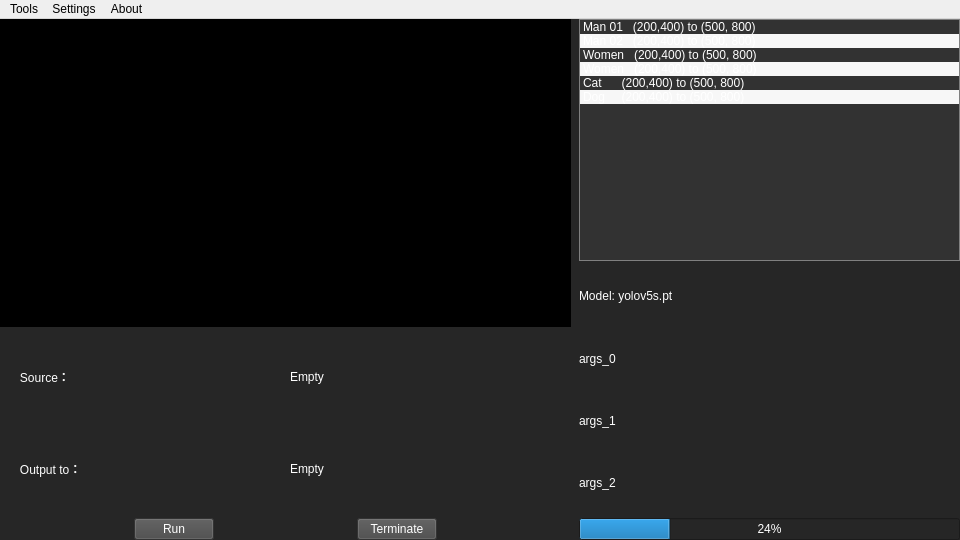
Qt form ui/mainwindow.ui (Azusain/Action-Recognition) before a commit.
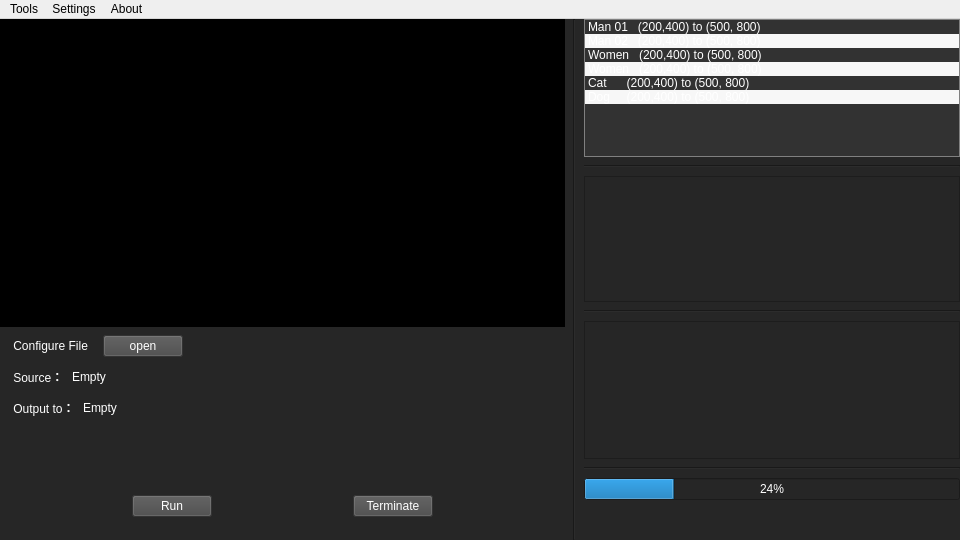
The same form after that commit.

```diff
--- a/ui/mainwindow.ui
+++ b/ui/mainwindow.ui
@@ -78,7 +78,7 @@
      <number>0</number>
     </property>
     <item row="1" column="0">
-     <layout class="QHBoxLayout" name="horizontalLayout" stretch="3,2">
+     <layout class="QHBoxLayout" name="horizontalLayout" stretch="3,0,2">
       <property name="spacing">
        <number>8</number>
       </property>
@@ -95,7 +95,48 @@
          </widget>
         </item>
         <item>
-         <layout class="QVBoxLayout" name="verticalLayout_4" stretch="1,1,1">
+         <layout class="QVBoxLayout" name="verticalLayout_4" stretch="1,1,1,3,1,1">
+          <item>
+           <layout class="QHBoxLayout" name="horizontalLayout_3">
+            <item>
+             <widget class="QLabel" name="configure_file_hint">
+              <property name="styleSheet">
+               <string notr="true">font: 20pt &quot;Cascadia Code SemiBold&quot;;
+color: rgb(255, 255, 255);</string>
+              </property>
+              <property name="text">
+               <string>    Configure File  </string>
+              </property>
+             </widget>
+            </item>
+            <item>
+             <widget class="QPushButton" name="btn_configure">
+              <property name="styleSheet">
+               <string notr="true">font: 12pt &quot;Cascadia Code&quot;;
+color: rgb(255, 255, 255);
+background-color: rgb(72, 72, 72);
+</string>
+              </property>
+              <property name="text">
+               <string>open</string>
+              </property>
+             </widget>
+            </item>
+            <item>
+             <spacer name="horizontalSpacer_5">
+              <property name="orientation">
+               <enum>Qt::Horizontal</enum>
+              </property>
+              <property name="sizeHint" stdset="0">
+               <size>
+                <width>40</width>
+                <height>20</height>
+               </size>
+              </property>
+             </spacer>
+            </item>
+           </layout>
+          </item>
           <item>
            <layout class="QHBoxLayout" name="horizontalLayout_5">
             <item>
@@ -105,7 +146,7 @@
 color: rgb(255, 255, 255);</string>
               </property>
               <property name="text">
-               <string>      Source：</string>
+               <string>    Source：</string>
               </property>
              </widget>
             </item>
@@ -121,6 +162,19 @@
               </property>
              </widget>
             </item>
+            <item>
+             <spacer name="horizontalSpacer_6">
+              <property name="orientation">
+               <enum>Qt::Horizontal</enum>
+              </property>
+              <property name="sizeHint" stdset="0">
+               <size>
+                <width>40</width>
+                <height>20</height>
+               </size>
+              </property>
+             </spacer>
+            </item>
            </layout>
           </item>
           <item>
@@ -132,7 +186,7 @@
 color: rgb(255, 255, 255);</string>
               </property>
               <property name="text">
-               <string>      Output to：</string>
+               <string>    Output to：</string>
               </property>
              </widget>
             </item>
@@ -147,8 +201,34 @@
               </property>
              </widget>
             </item>
+            <item>
+             <spacer name="horizontalSpacer_4">
+              <property name="orientation">
+               <enum>Qt::Horizontal</enum>
+              </property>
+              <property name="sizeHint" stdset="0">
+               <size>
+                <width>40</width>
+                <height>20</height>
+               </size>
+              </property>
+             </spacer>
+            </item>
            </layout>
           </item>
+          <item>
+           <spacer name="verticalSpacer">
+            <property name="orientation">
+             <enum>Qt::Vertical</enum>
+            </property>
+            <property name="sizeHint" stdset="0">
+             <size>
+              <width>20</width>
+              <height>40</height>
+             </size>
+            </property>
+           </spacer>
+          </item>
           <item>
            <layout class="QHBoxLayout" name="horizontalLayout_4">
             <item>
@@ -229,12 +309,35 @@
             </item>
            </layout>
           </item>
+          <item>
+           <spacer name="verticalSpacer_2">
+            <property name="orientation">
+             <enum>Qt::Vertical</enum>
+            </property>
+            <property name="sizeType">
+             <enum>QSizePolicy::Preferred</enum>
+            </property>
+            <property name="sizeHint" stdset="0">
+             <size>
+              <width>20</width>
+              <height>40</height>
+             </size>
+            </property>
+           </spacer>
+          </item>
          </layout>
         </item>
        </layout>
       </item>
       <item>
-       <layout class="QVBoxLayout" name="verticalLayout_3" stretch="2,2,1">
+       <widget class="Line" name="line">
+        <property name="orientation">
+         <enum>Qt::Vertical</enum>
+        </property>
+       </widget>
+      </item>
+      <item>
+       <layout class="QVBoxLayout" name="verticalLayout_3" stretch="2,0,2,2,0,1,0">
         <item>
          <widget class="QListWidget" name="detected_list">
           <property name="styleSheet">
@@ -292,53 +395,36 @@
          </widget>
         </item>
         <item>
-         <layout class="QVBoxLayout" name="args_conf">
+         <widget class="Line" name="line_2">
+          <property name="orientation">
+           <enum>Qt::Horizontal</enum>
+          </property>
+         </widget>
+        </item>
+        <item>
+         <layout class="QVBoxLayout" name="verticalLayout">
           <item>
-           <widget class="QLabel" name="model_chosen">
-            <property name="styleSheet">
-             <string notr="true">font: 15pt &quot;Cascadia Code&quot;;
-color: rgb(255, 255, 255);</string>
-            </property>
-            <property name="text">
-             <string>Model: yolov5s.pt</string>
-            </property>
-           </widget>
+           <widget class="QUndoView" name="undoView"/>
           </item>
           <item>
-           <widget class="QLabel" name="label_3">
-            <property name="styleSheet">
-             <string notr="true">font: 15pt &quot;Cascadia Code&quot;;
-color: rgb(255, 255, 255);</string>
-            </property>
-            <property name="text">
-             <string>args_0</string>
-            </property>
-           </widget>
-          </item>
-          <item>
-           <widget class="QLabel" name="other_args">
-            <property name="styleSheet">
-             <string notr="true">font: 15pt &quot;Cascadia Code&quot;;
-color: rgb(255, 255, 255);</string>
-            </property>
-            <property name="text">
-             <string>args_1</string>
-            </property>
-           </widget>
-          </item>
-          <item>
-           <widget class="QLabel" name="label_2">
-            <property name="styleSheet">
-             <string notr="true">font: 15pt &quot;Cascadia Code&quot;;
-color: rgb(255, 255, 255);</string>
-            </property>
-            <property name="text">
-             <string>args_2</string>
+           <widget class="Line" name="line_3">
+            <property name="orientation">
+             <enum>Qt::Horizontal</enum>
             </property>
            </widget>
           </item>
          </layout>
         </item>
+        <item>
+         <widget class="QUndoView" name="undoView_2"/>
+        </item>
+        <item>
+         <widget class="Line" name="line_4">
+          <property name="orientation">
+           <enum>Qt::Horizontal</enum>
+          </property>
+         </widget>
+        </item>
         <item>
          <widget class="QProgressBar" name="progressBar">
           <property name="mouseTracking">
@@ -360,6 +446,19 @@
           </property>
          </widget>
         </item>
+        <item>
+         <spacer name="verticalSpacer_3">
+          <property name="orientation">
+           <enum>Qt::Vertical</enum>
+          </property>
+          <property name="sizeHint" stdset="0">
+           <size>
+            <width>20</width>
+            <height>40</height>
+           </size>
+          </property>
+         </spacer>
+        </item>
        </layout>
       </item>
      </layout>
```
Left out of the diff: 43 changed lines with no effect on the pictures.
